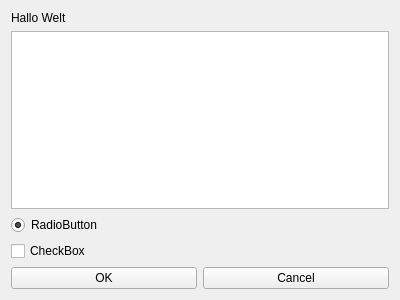
Old version of the form QWidgetSampleUI/mainwindow.ui in the repository Tetr4/QWidget.
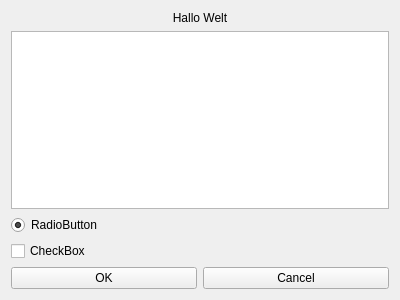
New version of the form.

Commit message: Label alignment added

Patch:
```diff
--- a/QWidgetSampleUI/mainwindow.ui
+++ b/QWidgetSampleUI/mainwindow.ui
@@ -20,6 +20,9 @@
       <property name="text">
        <string>Hallo Welt</string>
       </property>
+      <property name="alignment">
+       <set>Qt::AlignBottom|Qt::AlignHCenter</set>
+      </property>
      </widget>
     </item>
     <item>
```
The commit also changes 4 other files.
